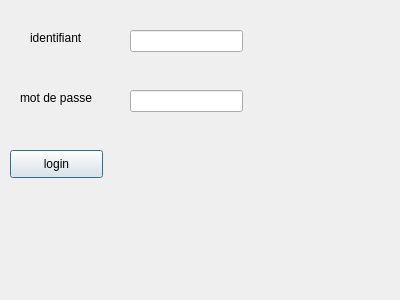
Old version of the form login.ui in the repository AyariNabil/Projet.
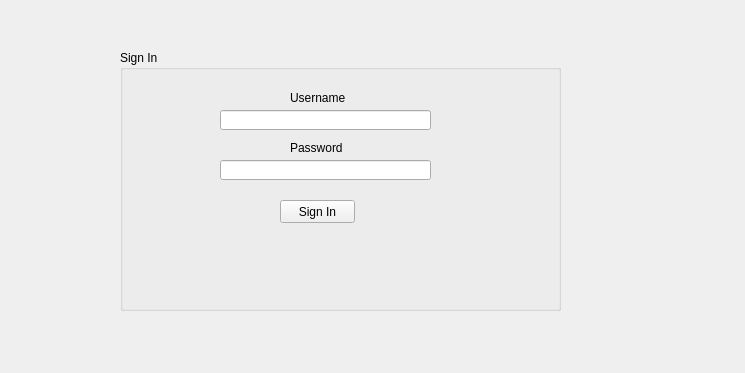
New version of the form.

What changed in the file:
```diff
--- a/login.ui
+++ b/login.ui
@@ -1,76 +1,89 @@
 <?xml version="1.0" encoding="UTF-8"?>
 <ui version="4.0">
- <class>login</class>
- <widget class="QDialog" name="login">
+ <class>Form</class>
+ <widget class="QWidget" name="Form">
   <property name="geometry">
    <rect>
     <x>0</x>
     <y>0</y>
-    <width>400</width>
-    <height>300</height>
+    <width>745</width>
+    <height>373</height>
    </rect>
   </property>
   <property name="windowTitle">
-   <string>Dialog</string>
+   <string>Form</string>
+  </property>
+  <widget class="QGroupBox" name="groupBox">
+   <property name="geometry">
+    <rect>
+     <x>120</x>
+     <y>50</y>
+     <width>441</width>
+     <height>261</height>
+    </rect>
+   </property>
+   <property name="title">
+    <string>Sign In</string>
   </property>
   <widget class="QLabel" name="label">
    <property name="geometry">
     <rect>
-     <x>30</x>
-     <y>30</y>
-     <width>81</width>
+      <x>170</x>
+      <y>40</y>
+      <width>131</width>
      <height>16</height>
     </rect>
    </property>
    <property name="text">
-    <string>identifiant</string>
-   </property>
-  </widget>
-  <widget class="QLabel" name="label_2">
-   <property name="geometry">
-    <rect>
-     <x>20</x>
-     <y>90</y>
-     <width>91</width>
-     <height>16</height>
-    </rect>
-   </property>
-   <property name="text">
-    <string>mot de passe </string>
+     <string>Username</string>
    </property>
   </widget>
   <widget class="QLineEdit" name="lineEdit">
    <property name="geometry">
     <rect>
-     <x>130</x>
-     <y>30</y>
-     <width>113</width>
-     <height>22</height>
+      <x>100</x>
+      <y>60</y>
+      <width>211</width>
+      <height>20</height>
     </rect>
    </property>
   </widget>
+   <widget class="QLabel" name="label_2">
+    <property name="geometry">
+     <rect>
+      <x>170</x>
+      <y>90</y>
+      <width>71</width>
+      <height>16</height>
+     </rect>
+    </property>
+    <property name="text">
+     <string>Password</string>
+    </property>
+   </widget>
   <widget class="QLineEdit" name="lineEdit_2">
    <property name="geometry">
     <rect>
-     <x>130</x>
-     <y>90</y>
-     <width>113</width>
-     <height>22</height>
+      <x>100</x>
+      <y>110</y>
+      <width>211</width>
+      <height>20</height>
     </rect>
    </property>
   </widget>
   <widget class="QPushButton" name="pushButton">
    <property name="geometry">
     <rect>
-     <x>10</x>
+      <x>160</x>
      <y>150</y>
-     <width>93</width>
-     <height>28</height>
+      <width>75</width>
+      <height>23</height>
     </rect>
    </property>
    <property name="text">
-    <string>login</string>
-   </property>
+     <string>Sign In</string>
+    </property>
+   </widget>
   </widget>
  </widget>
  <resources/>
```
Lines whose indentation alone changed are shown as unchanged.
